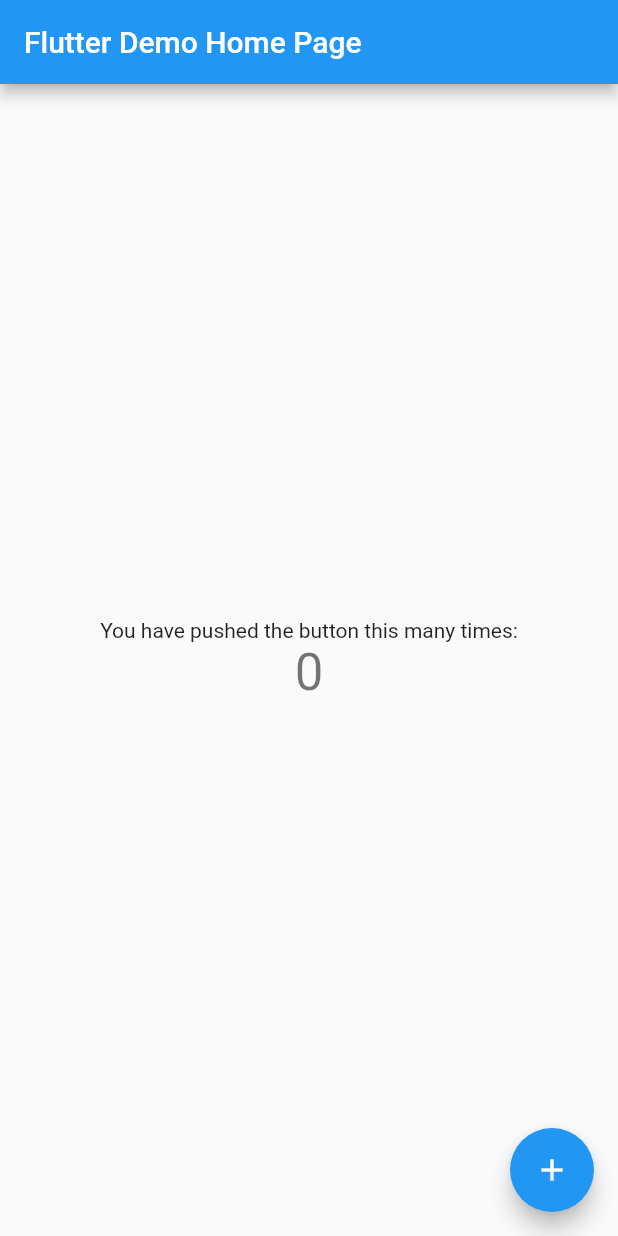
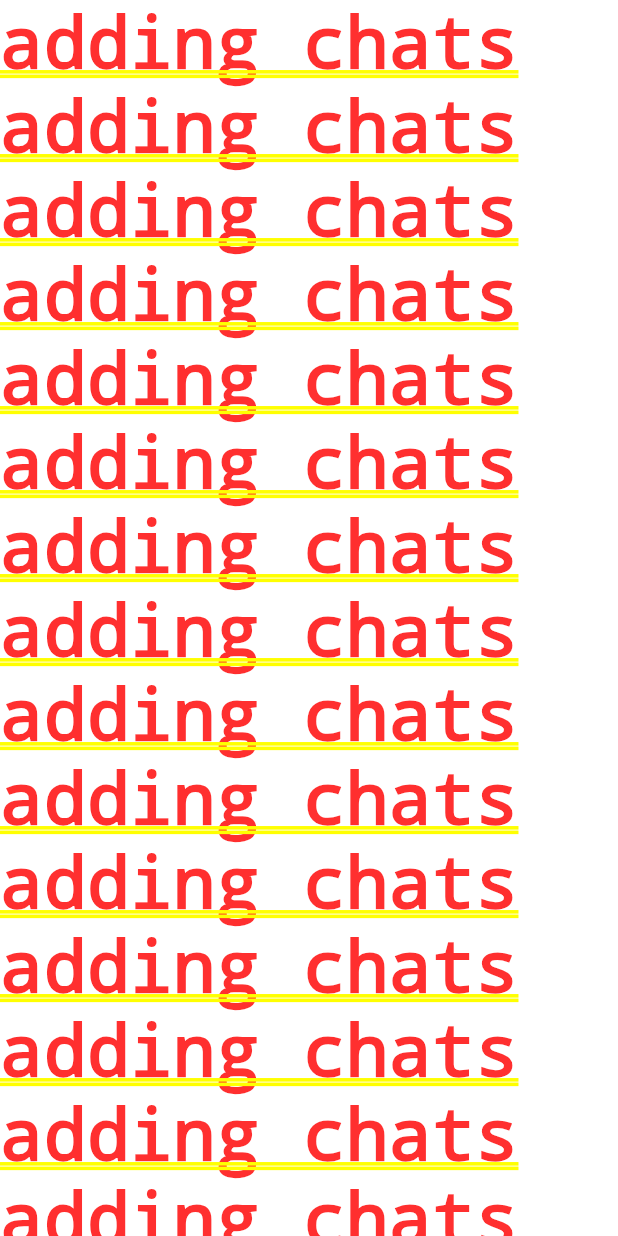
Before and after one commit to dans77777/Chatter-application, a Flutter app: the screen it shows after launch, on a phone screen of 412 x 824 dp. Run offline on Flutter 3.47's test engine with Material 2 defaults, Android fonts, the phone set to English and light mode, and no system bars.

```diff
--- a/lib/main.dart
+++ b/lib/main.dart
@@ -1,3 +1,4 @@
+import 'package:chatter/screens/chat_screen.dart';
 import 'package:flutter/material.dart';
 
 void main() {
@@ -9,109 +10,11 @@ class MyApp extends StatelessWidget {
   @override
   Widget build(BuildContext context) {
     return MaterialApp(
-      title: 'Flutter Demo',
-      theme: ThemeData(
-        // This is the theme of your application.
-        //
-        // Try running your application with "flutter run". You'll see the
-        // application has a blue toolbar. Then, without quitting the app, try
-        // changing the primarySwatch below to Colors.green and then invoke
-        // "hot reload" (press "r" in the console where you ran "flutter run",
-        // or simply save your changes to "hot reload" in a Flutter IDE).
-        // Notice that the counter didn't reset back to zero; the application
-        // is not restarted.
-        primarySwatch: Colors.blue,
-        // This makes the visual density adapt to the platform that you run
-        // the app on. For desktop platforms, the controls will be smaller and
-        // closer together (more dense) than on mobile platforms.
-        visualDensity: VisualDensity.adaptivePlatformDensity,
-      ),
-      home: MyHomePage(title: 'Flutter Demo Home Page'),
-    );
+        title: 'Flutter Demo',
+        theme: ThemeData(
+          primarySwatch: Colors.blue,
+          visualDensity: VisualDensity.adaptivePlatformDensity,
+        ),
+        home: ChatScreen());
   }
 }
-
-class MyHomePage extends StatefulWidget {
-  MyHomePage({Key key, this.title}) : super(key: key);
-
-  // This widget is the home page of your application. It is stateful, meaning
-  // that it has a State object (defined below) that contains fields that affect
-  // how it looks.
-
-  // This class is the configuration for the state. It holds the values (in this
-  // case the title) provided by the parent (in this case the App widget) and
-  // used by the build method of the State. Fields in a Widget subclass are
-  // always marked "final".
-
-  final String title;
-
-  @override
-  _MyHomePageState createState() => _MyHomePageState();
-}
-
-class _MyHomePageState extends State<MyHomePage> {
-  int _counter = 0;
-
-  void _incrementCounter() {
-    setState(() {
-      // This call to setState tells the Flutter framework that something has
-      // changed in this State, which causes it to rerun the build method below
-      // so that the display can reflect the updated values. If we changed
-      // _counter without calling setState(), then the build method would not be
-      // called again, and so nothing would appear to happen.
-      _counter++;
-    });
-  }
-
-  @override
-  Widget build(BuildContext context) {
-    // This method is rerun every time setState is called, for instance as done
-    // by the _incrementCounter method above.
-    //
-    // The Flutter framework has been optimized to make rerunning build methods
-    // fast, so that you can just rebuild anything that needs updating rather
-    // than having to individually change instances of widgets.
-    return Scaffold(
-      appBar: AppBar(
-        // Here we take the value from the MyHomePage object that was created by
-        // the App.build method, and use it to set our appbar title.
-        title: Text(widget.title),
-      ),
-      body: Center(
-        // Center is a layout widget. It takes a single child and positions it
-        // in the middle of the parent.
-        child: Column(
-          // Column is also a layout widget. It takes a list of children and
-          // arranges them vertically. By default, it sizes itself to fit its
-          // children horizontally, and tries to be as tall as its parent.
-          //
-          // Invoke "debug painting" (press "p" in the console, choose the
-          // "Toggle Debug Paint" action from the Flutter Inspector in Android
-          // Studio, or the "Toggle Debug Paint" command in Visual Studio Code)
-          // to see the wireframe for each widget.
-          //
-          // Column has various properties to control how it sizes itself and
-          // how it positions its children. Here we use mainAxisAlignment to
-          // center the children vertically; the main axis here is the vertical
-          // axis because Columns are vertical (the cross axis would be
-          // horizontal).
-          mainAxisAlignment: MainAxisAlignment.center,
-          children: <Widget>[
-            Text(
-              'You have pushed the button this many times:',
-            ),
-            Text(
-              '$_counter',
-              style: Theme.of(context).textTheme.headline4,
-            ),
-          ],
-        ),
-      ),
-      floatingActionButton: FloatingActionButton(
-        onPressed: _incrementCounter,
-        tooltip: 'Increment',
-        child: Icon(Icons.add),
-      ), // This trailing comma makes auto-formatting nicer for build methods.
-    );
-  }
-}
--- /dev/null
+++ b/lib/screens/chat_screen.dart
@@ -0,0 +1,8 @@
+import 'package:flutter/material.dart';
+
+class ChatScreen extends StatelessWidget {
+  @override
+  Widget build(BuildContext context) {
+    return ListView.builder(itemBuilder: (ctx, i) => Text('adding chats'));
+  }
+}
--- a/pubspec.yaml
+++ b/pubspec.yaml
@@ -32,6 +32,7 @@ dependencies:
 dev_dependencies:
   flutter_test:
     sdk: flutter
+  cloud_firestore: 0.13.5
 
 # For information on the generic Dart part of this file, see the
 # following page: https://dart.dev/tools/pub/pubspec
```
Also changed, not shown: lib/screens/auth_screen.dart (added), pubspec.lock, 3 other files.
